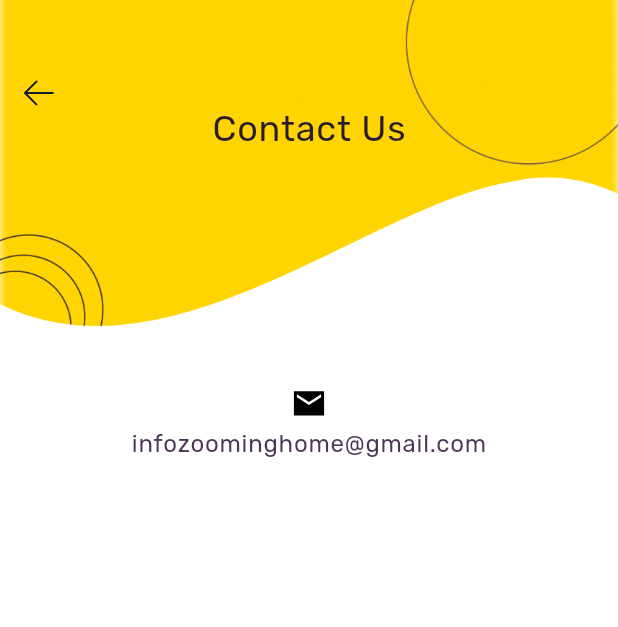
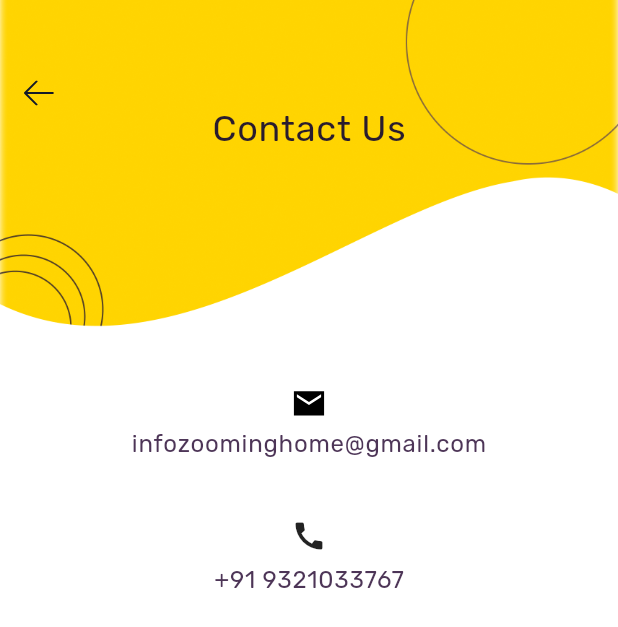
Before and after one commit to appdeveloper-slit/zoominghome, a Flutter app: the contactus screen opened directly, on a phone screen of 412 x 824 dp. Shown: the top 627 px of the screen. Run offline on Flutter 3.47's test engine with Material 2 defaults, Android fonts, the phone set to English and light mode, and no system bars; our stand-ins replace awesome_dialog, cached_network_image, connectivity_plus, dio, double_back_to_close, flutter_spinkit and 4 more; missing offline and left inert: onesignal_flutter, razorpay_flutter; accounts and stored records are empty; network calls fail; statements that could not run were skipped; project files that could hold a hidden picture were left out.

Commit message:
29 may 1:19pm

```diff
--- a/lib/buylead.dart
+++ b/lib/buylead.dart
@@ -383,7 +383,7 @@ class BuyLeadpage extends State<BuyLead> {
                           ),
                           children: <TextSpan>[
                             TextSpan(
-                              text: ' ₹ ${discount == null ? 0: discount}',
+                              text: ' ${discountprice == null ? 0: discountprice}%',
                               style: Sty().smallText.copyWith(
                                   color: Clr().textColor,
                                   fontWeight: FontWeight.w500,
--- a/lib/contactus.dart
+++ b/lib/contactus.dart
@@ -108,6 +108,24 @@ class _contactusState extends State<contactus> {
                     ],
                   ),
                 ),
+                SizedBox(height: Dim().d20),
+                InkWell(
+                  onTap: ()async{
+                    await launch("whatsapp://send?phone=9321033767");
+                  },
+                  child: Column(
+                    children: [
+                      const Icon(Icons.call),
+                      SizedBox(height: Dim().d8),
+                      Text(
+                        '+91 9321033767',
+                          style: Sty().mediumText.copyWith(
+                              fontWeight: FontWeight.w500
+                          ),
+                      ),
+                    ],
+                  ),
+                ),
               ],
             ),
           ),
--- a/lib/manage/app_url.dart
+++ b/lib/manage/app_url.dart
@@ -1,5 +1,6 @@
 class AppUrl {
-  static String mainUrl = "https://sonibro.com/zooming_home/api/";
+  // static String mainUrl = "https://sonibro.com/zooming_home/api/";
+  static String mainUrl = "https://zoominghome.com/api/";
   static String policyUrl = "https://leadstoclient.tech/privacy.php";
   static String refundPolicyUrl = "https://leadstoclient.tech/refundpolicy.php";
   static String termsUrl = "https://leadstoclient.tech/terms.php";
--- a/lib/signup.dart
+++ b/lib/signup.dart
@@ -422,7 +422,6 @@ class _SignUpState extends State<SignUp> {
                                 ),
                             counterText: "",
                           ),
-                          maxLength: 30,
                         ),
                         SizedBox(
                           height: Dim().d28,
```
Also changed, not shown: lib/home.dart (+34 -18 lines).
